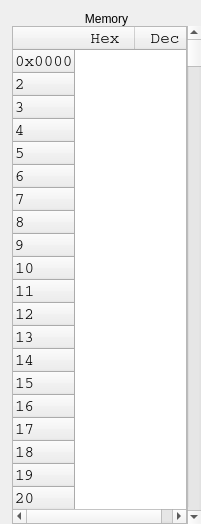
Qt form mainmemory.ui (StanWarford/pep8cpu) before a commit.
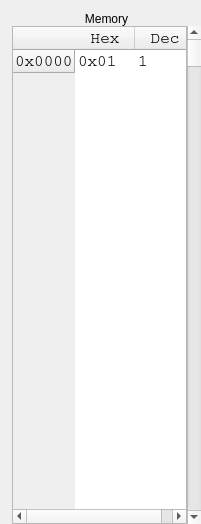
The same form after that commit.

Commit message: More resize event tweaks. Still incorrect in that data isn't being set, but getting closer.

What changed in the file:
```diff
--- a/mainmemory.ui
+++ b/mainmemory.ui
@@ -141,7 +141,7 @@
         <bool>false</bool>
        </property>
        <property name="rowCount">
-        <number>32</number>
+        <number>1</number>
        </property>
        <attribute name="horizontalHeaderVisible">
         <bool>true</bool>
@@ -166,37 +166,6 @@
          <string>0x0000</string>
         </property>
        </row>
-       <row/>
-       <row/>
-       <row/>
-       <row/>
-       <row/>
-       <row/>
-       <row/>
-       <row/>
-       <row/>
-       <row/>
-       <row/>
-       <row/>
-       <row/>
-       <row/>
-       <row/>
-       <row/>
-       <row/>
-       <row/>
-       <row/>
-       <row/>
-       <row/>
-       <row/>
-       <row/>
-       <row/>
-       <row/>
-       <row/>
-       <row/>
-       <row/>
-       <row/>
-       <row/>
-       <row/>
        <column>
         <property name="text">
          <string>Hex</string>
@@ -207,6 +176,16 @@
          <string>Dec</string>
         </property>
        </column>
+       <item row="0" column="0">
+        <property name="text">
+         <string>0x01</string>
+        </property>
+       </item>
+       <item row="0" column="1">
+        <property name="text">
+         <string>1</string>
+        </property>
+       </item>
       </widget>
      </item>
      <item>
```
The commit also changes 2 other files.
